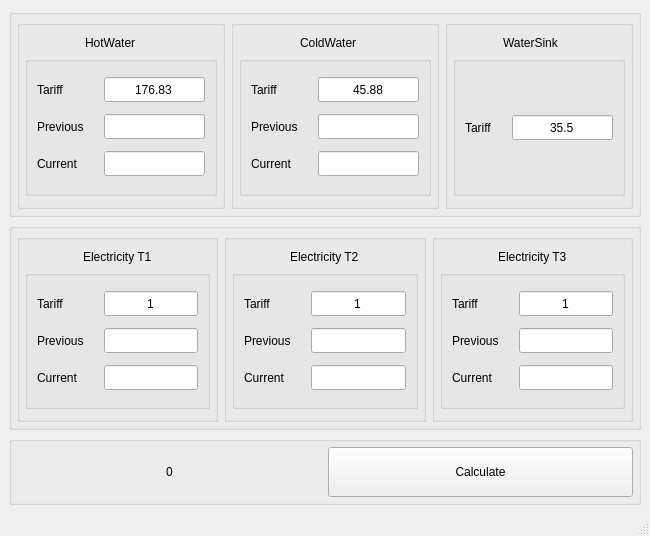
Before: the Qt Designer form SourceFiles/ui/mainwindow.ui in vnstr/communal-calculator, drawn with Qt 5.
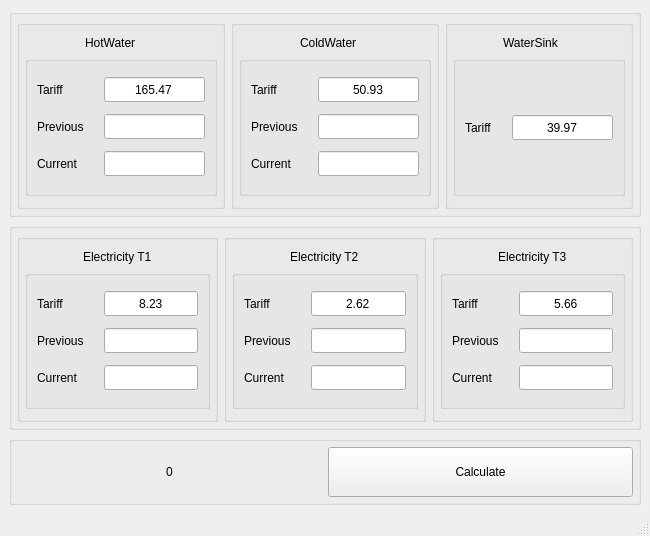
After: the same form once the commit is applied.

Commit message: New default tariff values

```diff
--- a/SourceFiles/ui/mainwindow.ui
+++ b/SourceFiles/ui/mainwindow.ui
@@ -139,7 +139,7 @@
                 </size>
                </property>
                <property name="text">
-                <string>176.83</string>
+                <string>165.47</string>
                </property>
                <property name="alignment">
                 <set>Qt::AlignCenter</set>
@@ -230,7 +230,7 @@
                 </size>
                </property>
                <property name="text">
-                <string>45.88</string>
+                <string>50.93</string>
                </property>
                <property name="alignment">
                 <set>Qt::AlignCenter</set>
@@ -358,7 +358,7 @@
                 </size>
                </property>
                <property name="text">
-                <string>35.5</string>
+                <string>39.97</string>
                </property>
                <property name="alignment">
                 <set>Qt::AlignCenter</set>
@@ -500,7 +500,7 @@
                 </size>
                </property>
                <property name="text">
-                <string>1</string>
+                <string>8.23</string>
                </property>
                <property name="alignment">
                 <set>Qt::AlignCenter</set>
@@ -621,7 +621,7 @@
                 </size>
                </property>
                <property name="text">
-                <string>1</string>
+                <string>2.62</string>
                </property>
                <property name="alignment">
                 <set>Qt::AlignCenter</set>
@@ -690,7 +690,7 @@
                 </size>
                </property>
                <property name="text">
-                <string>1</string>
+                <string>5.66</string>
                </property>
                <property name="alignment">
                 <set>Qt::AlignCenter</set>
```
Left out of the diff: 2 changed lines with no effect on the pictures.
